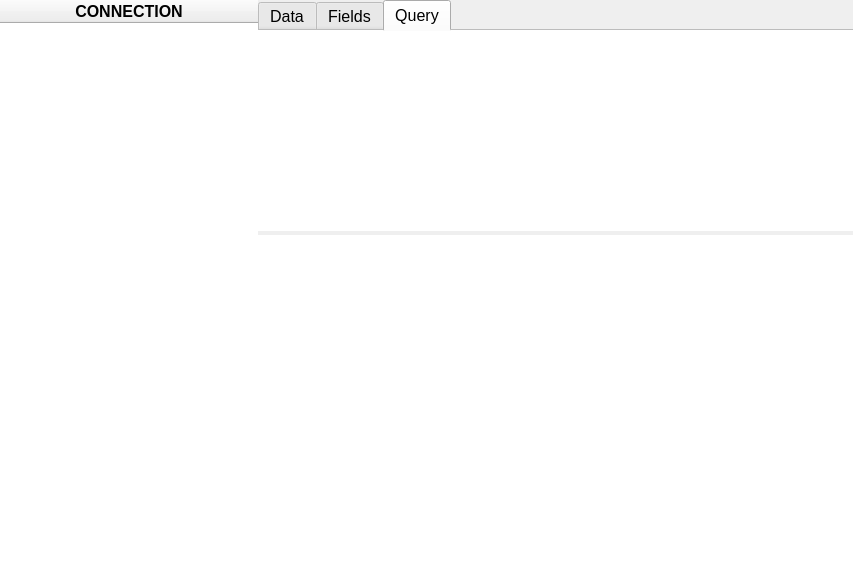
This is MYQT_Application/assets/UI/Layout/MainWindow.ui in fer-moreira/MYQT as Qt 5 draws it before an edit. The edited form follows.
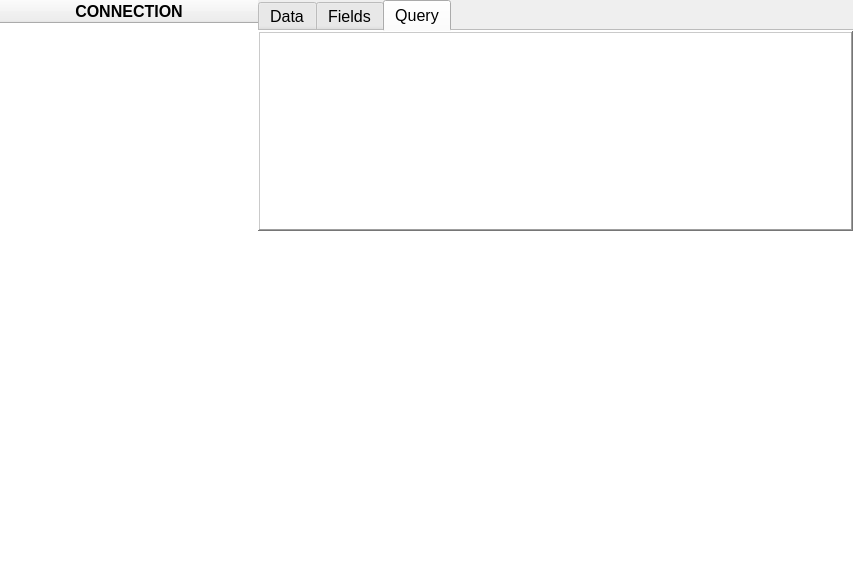
This is the edited form. The open tabs and pages were chosen to show the change.

Diff of the .ui file:
```diff
--- a/MYQT_Application/assets/UI/Layout/MainWindow.ui
+++ b/MYQT_Application/assets/UI/Layout/MainWindow.ui
@@ -217,7 +217,7 @@
        <bool>false</bool>
       </property>
       <property name="movable">
-       <bool>false</bool>
+       <bool>true</bool>
       </property>
       <property name="tabBarAutoHide">
        <bool>false</bool>
@@ -425,11 +425,8 @@
         <property name="bottomMargin">
          <number>0</number>
         </property>
-        <property name="horizontalSpacing">
-         <number>6</number>
-        </property>
-        <property name="verticalSpacing">
-         <number>4</number>
+        <property name="spacing">
+         <number>0</number>
         </property>
         <item row="2" column="0">
          <widget class="QTableWidget" name="result_out">
@@ -540,16 +537,16 @@
            <set>Qt::ImhDate|Qt::ImhDialableCharactersOnly|Qt::ImhDigitsOnly|Qt::ImhEmailCharactersOnly|Qt::ImhExclusiveInputMask|Qt::ImhFormattedNumbersOnly|Qt::ImhHiddenText|Qt::ImhLatinOnly|Qt::ImhLowercaseOnly|Qt::ImhMultiLine|Qt::ImhNoAutoUppercase|Qt::ImhNoEditMenu|Qt::ImhNoPredictiveText|Qt::ImhNoTextHandles|Qt::ImhPreferLatin|Qt::ImhPreferLowercase|Qt::ImhPreferNumbers|Qt::ImhPreferUppercase|Qt::ImhSensitiveData|Qt::ImhTime|Qt::ImhUppercaseOnly|Qt::ImhUrlCharactersOnly</set>
           </property>
           <property name="frameShape">
-           <enum>QFrame::NoFrame</enum>
+           <enum>QFrame::WinPanel</enum>
           </property>
           <property name="frameShadow">
-           <enum>QFrame::Plain</enum>
+           <enum>QFrame::Raised</enum>
           </property>
           <property name="lineWidth">
-           <number>1</number>
+           <number>3</number>
           </property>
           <property name="midLineWidth">
-           <number>0</number>
+           <number>3</number>
           </property>
           <property name="sizeAdjustPolicy">
            <enum>QAbstractScrollArea::AdjustToContents</enum>
```
Left out of the diff: 11 changed lines with no effect on the pictures.
